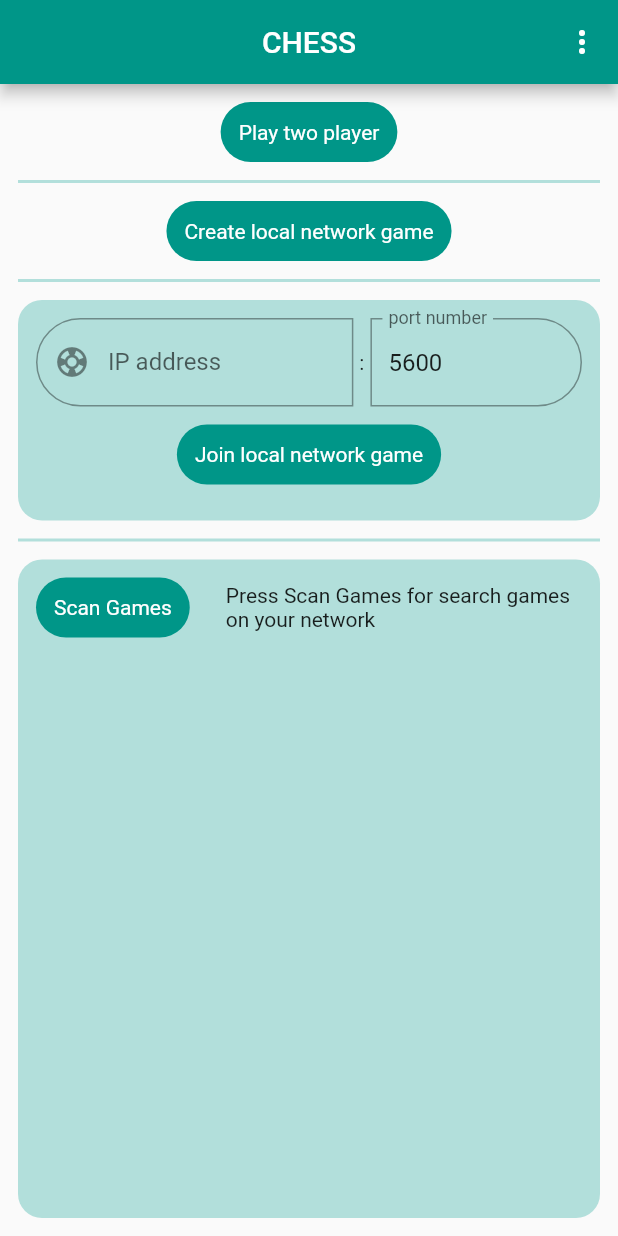
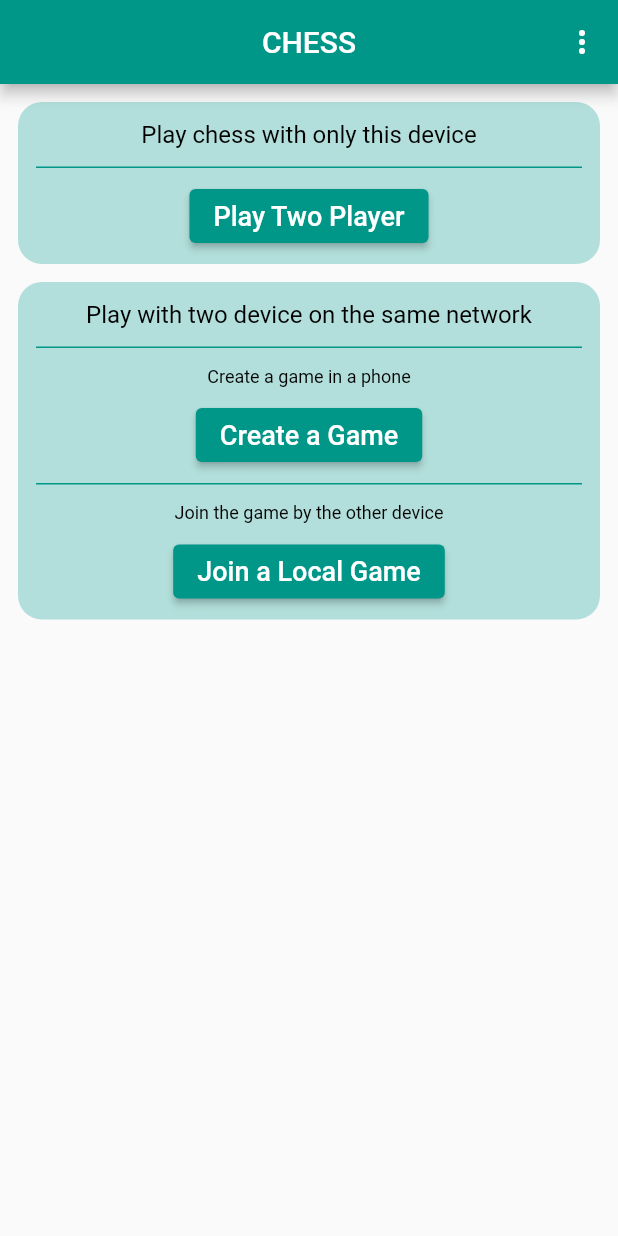
Before and after one commit to femrek/flutter_chess_app, a Flutter app: the screen it shows after launch, on a phone screen of 412 x 824 dp. Run offline on Flutter 3.47's test engine with Material 2 defaults, Android fonts, the phone set to English and light mode, and no system bars; our stand-ins replace bloc, equatable, flutter_bloc, flutter_svg, shared_preferences; missing offline and left inert: chess.

Commit message:
feat: main screen ui updated.
New screen join game.
Guest game elements moved to the new page.

```diff
--- a/lib/presentation/features/main_screen/screen_main.dart
+++ b/lib/presentation/features/main_screen/screen_main.dart
@@ -1,32 +1,9 @@
 import 'package:flutter/material.dart';
-import 'package:flutter_bloc/flutter_bloc.dart';
-import 'package:localchess/data/model/game_search_information.dart';
-import 'package:localchess/data/storage_manager.dart';
-import 'package:localchess/presentation/features/main_screen/game_scan_cubit.dart';
 import 'package:localchess/routes.dart';
 import 'package:url_launcher/url_launcher.dart';
 
-class ScreenMain extends StatefulWidget {
+class ScreenMain extends StatelessWidget {
   const ScreenMain({Key? key}) : super(key: key);
-
-  @override
-  State<StatefulWidget> createState() => _ScreenMainState();
-}
-
-class _ScreenMainState extends State<ScreenMain> {
-  final TextEditingController _hostTextController = TextEditingController();
-  final TextEditingController _portTextController = TextEditingController();
-
-  Future setFieldsValues() async {
-    _hostTextController.text = await StorageManager().lastConnectedHost ?? '';
-    _portTextController.text = (await StorageManager().lastConnectedPort).toString();
-  }
-
-  @override
-  void initState() {
-    super.initState();
-    setFieldsValues();
-  }
 
   @override
   Widget build(BuildContext context) {
@@ -58,130 +35,129 @@ class _ScreenMainState extends State<ScreenMain> {
           )
         ],
       ),
-      body: Center(
+      body: SingleChildScrollView(
+        padding: const EdgeInsets.symmetric(horizontal: 12),
         child: Column(
           mainAxisAlignment: MainAxisAlignment.start,
           crossAxisAlignment: CrossAxisAlignment.center,
           children: [
-            _mainScreenButton(context, 'Play two player', () {
-              Navigator.pushNamed(context, screenLocalGame);
-            },),
-            _divider(context),
-            _mainScreenButton(context, 'Create local network game', () {
-              Navigator.pushNamed(context, screenHostGame);
-            }),
-            _divider(context),
-            _joinGameCard(context),
-            _divider(context),
-            Expanded(child: _gameScanList(context)),
+            const SizedBox(height: 12,),
+            _localGameCard(context),
+            const SizedBox(height: 12,),
+            _networkGameCard(context),
+            const SizedBox(height: 12,),
           ],
         ),
       ),
     );
   }
 
-  Widget _gameScanList(BuildContext context) {
+  Widget _networkGameCard(BuildContext context) {
     return Container(
-      margin: const EdgeInsets.all(12),
       decoration: BoxDecoration(
         color: Theme.of(context).primaryColorLight,
         borderRadius: BorderRadius.circular(16),
       ),
-      child: BlocBuilder<GameScanCubit, GameScanState>(
-        builder: (_, state) {
-          return Column(
+      child: Padding(
+        padding: const EdgeInsets.symmetric(horizontal: 12),
+        child: Column(
           children: [
-              Row(
-                children: [
-                  Container(
-                    child: _mainScreenButton(
-                      context,
-                      state.searchStatus == SearchStatus.searching
-                          ? 'Searching' : 'Scan Games',
-                      () {
-                        context.read<GameScanCubit>().startScan();
-                      },
-                      state.searchStatus != SearchStatus.searching,
+            const SizedBox(height: 12,),
+            Text(
+              'Play with two device on the same network',
+              style: TextStyle(
+                fontSize: 16,
+                color: Colors.black,
               ),
             ),
-                  Expanded(
-                    child: Container(
-                      padding: const EdgeInsets.all(12),
+            const SizedBox(height: 12,),
+            _divider(context),
+            const SizedBox(height: 12,),
+            Text(
+              'Create a game in a phone',
+              style: TextStyle(
+                fontSize: 12,
+                color: Colors.black,
+              ),
+            ),
+            const SizedBox(height: 8,),
+            ElevatedButton(
+              onPressed: () {
+                Navigator.pushNamed(context, screenHostGame);
+              },
               child: Text(
-                        state.searchStatus == SearchStatus.searching
-                          ? 'Games searching on network'
-                        : state.searchStatus == SearchStatus.init
-                          ? 'Press Scan Games for search games on your network'
-                        : state.games.isEmpty
-                          ? 'Any game could not found on network'
-                          : 'Games on your network'
+                'Create a Game',
+                style: TextStyle(
+                  fontSize: 18,
+                  color: Theme.of(context).colorScheme.onPrimary,
                 ),
               ),
             ),
-                ],
-              ),
-              Expanded(
-                child: Center(
-                  child: state.searchStatus != SearchStatus.searching ? ListView.builder(
-                    itemBuilder: (_, index) {
-                      return _gameOnTheNetworkElement(context, state.games[index]);
-                    },
-                    itemCount: state.games.length,
-                  ) : CircularProgressIndicator(),
+            const SizedBox(height: 8,),
+            _divider(context),
+            const SizedBox(height: 12,),
+            Text(
+              'Join the game by the other device',
+              style: TextStyle(
+                fontSize: 12,
+                color: Colors.black,
               ),
             ),
+            const SizedBox(height: 8,),
+            ElevatedButton(
+              onPressed: () {
+                Navigator.pushNamed(context, screenJoinGame);
+              },
+              child: Text(
+                'Join a Local Game',
+                style: TextStyle(
+                  fontSize: 18,
+                  color: Theme.of(context).colorScheme.onPrimary,
+                ),
+              ),
+            ),
+            const SizedBox(height: 8,),
           ],
-          );
-        }
-      ),
-    );
-  }
-
-  Widget _gameOnTheNetworkElement(BuildContext context, GameSearchInformation data) {
-    return GestureDetector(
-      onTap: () {
-        Navigator.pushNamed(context, screenGuestGame, arguments: [
-          data.addressAndPort.address,
-          data.addressAndPort.port,
-        ]);
-      },
-      child: Container(
-        padding: const EdgeInsets.all(12),
-        margin: const EdgeInsets.all(12),
-        decoration: BoxDecoration(
-          color: data.ableToConnect
-              ? Theme.of(context).primaryColor
-              : Theme.of(context).colorScheme.error,
-          borderRadius: BorderRadius.circular(12),
-        ),
-        child: Text(
-          data.name,
-          style: TextStyle(
-            color: Colors.white,
-            fontSize: 18
-          ),
         ),
       ),
     );
   }
 
-  Widget _mainScreenButton(BuildContext context, String content, Function onPressed, [bool enabled = true]) {
-    return GestureDetector(
-      onTap: () {
-        if (enabled) onPressed();
+  Widget _localGameCard(BuildContext context) {
+    return Container(
+      decoration: BoxDecoration(
+        color: Theme.of(context).primaryColorLight,
+        borderRadius: BorderRadius.circular(16),
+      ),
+      child: Padding(
+        padding: const EdgeInsets.symmetric(horizontal: 12),
+        child: Column(
+          children: [
+            const SizedBox(height: 12,),
+            Text(
+              'Play chess with only this device',
+              style: TextStyle(
+                fontSize: 16,
+                color: Colors.black,
+              ),
+            ),
+            const SizedBox(height: 12,),
+            _divider(context),
+            const SizedBox(height: 8,),
+            ElevatedButton(
+              onPressed: () {
+                Navigator.pushNamed(context, screenLocalGame);
               },
-      child: Container(
-        padding: const EdgeInsets.all(12),
-        margin: const EdgeInsets.all(12),
-        decoration: BoxDecoration(
-          color: enabled ? Theme.of(context).primaryColor : Theme.of(context).disabledColor,
-          borderRadius: BorderRadius.circular(999),
+              child: Text(
+                'Play Two Player',
+                style: TextStyle(
+                  fontSize: 18,
+                  color: Theme.of(context).colorScheme.onPrimary,
                 ),
-        child: Text(
-          content,
-          style: const TextStyle(
-            color: Colors.white,
               ),
+            ),
+            const SizedBox(height: 8,),
+          ],
         ),
       ),
     );
@@ -189,68 +165,9 @@ class _ScreenMainState extends State<ScreenMain> {
 
   Widget _divider(BuildContext context) {
     return Container(
-      height: 2,
+      height: 1,
       width: MediaQuery.of(context).size.width - 24,
-      color: Theme.of(context).primaryColorLight,
-    );
-  }
-
-  Widget _joinGameCard(BuildContext context) {
-    return Container(
-      margin: const EdgeInsets.all(12),
-      padding: const EdgeInsets.all(12),
-      decoration: BoxDecoration(
-        color: Theme.of(context).primaryColorLight,
-        borderRadius: BorderRadius.circular(16),
-      ),
-      child: Column(
-        children: [
-          Row(
-            children: [
-              Expanded(
-                flex: 3,
-                child: TextField(
-                  controller: _hostTextController,
-                  keyboardType: TextInputType.number,
-                  decoration: const InputDecoration(
-                    hintText: 'IP address',
-                    labelText: 'IP address',
-                    prefixIcon: Icon(Icons.support),
-                    border: OutlineInputBorder(
-                      borderRadius: BorderRadius.horizontal(left: Radius.circular(999), right: Radius.zero),
-                    ),
-                  ),
-                ),
-              ),
-              const SizedBox(width: 4,),
-              const Text(':'),
-              const SizedBox(width: 4,),
-              Expanded(
-                flex: 2,
-                child: TextField(
-                  controller: _portTextController,
-                  keyboardType: TextInputType.number,
-                  decoration: const InputDecoration(
-                    hintText: 'port number',
-                    labelText: 'port number',
-                    border: OutlineInputBorder(
-                      borderRadius: BorderRadius.horizontal(right: Radius.circular(999), left: Radius.zero),
-                    ),
-                  ),
-                ),
-              ),
-            ],
-          ),
-          _mainScreenButton(context, 'Join local network game', () {
-            final String host = _hostTextController.text;
-            final int port = int.tryParse(_portTextController.text) ?? 0;
-            print('port input is $port');
-            StorageManager().setLastConnectedHost(host);
-            StorageManager().setLastConnectedPort(port);
-            Navigator.pushNamed(context, screenGuestGame, arguments: [host, port]);
-          }),
-        ],
-      ),
+      color: Theme.of(context).primaryColor,
     );
   }
 }
--- a/lib/routes.dart
+++ b/lib/routes.dart
@@ -1,7 +1,8 @@
 import 'package:flutter/material.dart';
 import 'package:flutter_bloc/flutter_bloc.dart';
 import 'package:localchess/presentation/features/host_game/find_ip_cubit.dart';
-import 'package:localchess/presentation/features/main_screen/game_scan_cubit.dart';
+import 'package:localchess/presentation/features/join_game_screen/game_scan_cubit.dart';
+import 'package:localchess/presentation/features/join_game_screen/screen_join_game.dart';
 
 import 'presentation/features/host_game/screen_host_game.dart';
 import 'presentation/features/local_game/screen_local_game.dart';
@@ -19,6 +20,7 @@ import 'presentation/features/guest_game/screen_guest_game.dart';
 import 'presentation/features/main_screen/screen_main.dart';
 
 const String screenMain = '/';
+const String screenJoinGame = '/join_game';
 const String screenLocalGame = '/local_game';
 const String screenHostGame = '/local_net_game';
 const String screenGuestGame = '/local_guest_game';
@@ -37,12 +39,16 @@ class Routes {
   static Route<dynamic> generateRoute(RouteSettings settings) {
     switch (settings.name) {
       case screenMain:
-        return MaterialPageRoute(builder: (_) => MultiBlocProvider(
-          providers: [
-            BlocProvider.value(value: _gameScanCubit),
-          ],
-          child: ScreenMain(),
-        ));
+        return MaterialPageRoute(builder: (_) => const ScreenMain());
+      case screenJoinGame:
+        return MaterialPageRoute(
+          builder: (context) {
+            return BlocProvider.value(
+              value: _gameScanCubit,
+              child: ScreenJoinGame(),
+            );
+          }
+        );
       case screenLocalGame:
         return MaterialPageRoute(builder: (_) => MultiBlocProvider(
           providers: [
```
Also changed, not shown: lib/presentation/features/join_game_screen/screen_join_game.dart (added, +210 -0 lines), lib/presentation/features/join_game_screen/game_scan_cubit.dart (renamed from lib/presentation/features/main_screen/game_scan_cubit.dart). Lines whose indentation alone changed are shown as unchanged.
